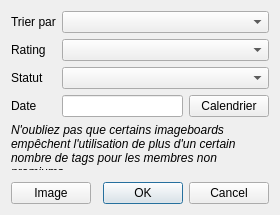
This is src/searchwindow.ui in Bionus/imgbrd-grabber as Qt 5 draws it before an edit. The edited form follows.
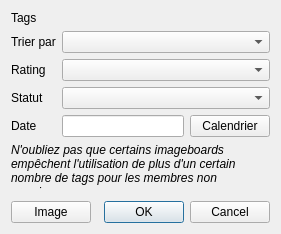
This is the edited form. Icons and pictures are not drawn.

Commit message: Fix search window calendar widget (fix #633)

The edit to the form file:
```diff
--- a/src/searchwindow.ui
+++ b/src/searchwindow.ui
@@ -6,8 +6,8 @@
    <rect>
     <x>0</x>
     <y>0</y>
-    <width>280</width>
-    <height>215</height>
+    <width>281</width>
+    <height>234</height>
    </rect>
   </property>
   <property name="sizePolicy">
@@ -27,14 +27,14 @@
    <property name="fieldGrowthPolicy">
     <enum>QFormLayout::AllNonFixedFieldsGrow</enum>
    </property>
-   <item row="0" column="0">
+   <item row="1" column="0">
     <widget class="QLabel" name="label">
      <property name="text">
       <string>Trier par</string>
      </property>
     </widget>
    </item>
-   <item row="0" column="1">
+   <item row="1" column="1">
     <widget class="QComboBox" name="comboOrder">
      <item>
       <property name="text">
@@ -98,14 +98,14 @@
      </item>
     </widget>
    </item>
-   <item row="1" column="0">
+   <item row="2" column="0">
     <widget class="QLabel" name="label_2">
      <property name="text">
       <string>Rating</string>
      </property>
     </widget>
    </item>
-   <item row="1" column="1">
+   <item row="2" column="1">
     <layout class="QHBoxLayout" name="horizontalLayout_3" stretch="1">
      <item>
       <widget class="QComboBox" name="comboRating">
@@ -148,14 +148,14 @@
      </item>
     </layout>
    </item>
-   <item row="2" column="0">
+   <item row="3" column="0">
     <widget class="QLabel" name="label_4">
      <property name="text">
       <string>Statut</string>
      </property>
     </widget>
    </item>
-   <item row="2" column="1">
+   <item row="3" column="1">
     <widget class="QComboBox" name="comboStatus">
      <item>
       <property name="text">
@@ -189,14 +189,14 @@
      </item>
     </widget>
    </item>
-   <item row="3" column="0">
+   <item row="4" column="0">
     <widget class="QLabel" name="label_3">
      <property name="text">
       <string>Date</string>
      </property>
     </widget>
    </item>
-   <item row="3" column="1">
+   <item row="4" column="1">
     <layout class="QHBoxLayout" name="horizontalLayout">
      <item>
       <widget class="QLineEdit" name="lineDate"/>
@@ -210,28 +210,17 @@
      </item>
     </layout>
    </item>
-   <item row="6" column="0" colspan="2">
-    <layout class="QHBoxLayout" name="horizontalLayout_2">
-     <item>
-      <widget class="QPushButton" name="buttonImage">
-       <property name="text">
-        <string>Image</string>
-       </property>
-      </widget>
-     </item>
-     <item>
-      <widget class="QDialogButtonBox" name="buttonBox">
-       <property name="orientation">
-        <enum>Qt::Horizontal</enum>
-       </property>
-       <property name="standardButtons">
-        <set>QDialogButtonBox::Cancel|QDialogButtonBox::Ok</set>
-       </property>
-      </widget>
-     </item>
-    </layout>
-   </item>
    <item row="5" column="0" colspan="2">
+    <widget class="QLabel" name="label_5">
+     <property name="text">
+      <string>&lt;i&gt;N'oubliez pas que certains imageboards empêchent l'utilisation de plus d'un certain nombre de tags pour les membres non premiums.</string>
+     </property>
+     <property name="wordWrap">
+      <bool>true</bool>
+     </property>
+    </widget>
+   </item>
+   <item row="6" column="0" colspan="2">
     <spacer name="verticalSpacer">
      <property name="orientation">
       <enum>Qt::Vertical</enum>
@@ -247,13 +236,31 @@
      </property>
     </spacer>
    </item>
-   <item row="4" column="0" colspan="2">
-    <widget class="QLabel" name="label_5">
+   <item row="7" column="0" colspan="2">
+    <layout class="QHBoxLayout" name="horizontalLayout_2">
+     <item>
+      <widget class="QPushButton" name="buttonImage">
+       <property name="text">
+        <string>Image</string>
+       </property>
+      </widget>
+     </item>
+     <item>
+      <widget class="QDialogButtonBox" name="buttonBox">
+       <property name="orientation">
+        <enum>Qt::Horizontal</enum>
+       </property>
+       <property name="standardButtons">
+        <set>QDialogButtonBox::Cancel|QDialogButtonBox::Ok</set>
+       </property>
+      </widget>
+     </item>
+    </layout>
+   </item>
+   <item row="0" column="0">
+    <widget class="QLabel" name="label_6">
      <property name="text">
-      <string>&lt;i&gt;N'oubliez pas que certains imageboards empêchent l'utilisation de plus d'un certain nombre de tags pour les membres non premiums.</string>
-     </property>
-     <property name="wordWrap">
-      <bool>true</bool>
+      <string>Tags</string>
      </property>
     </widget>
    </item>
```
Left out of the diff: 2 changed lines with no effect on the pictures. The commit also changes 1 other file.
